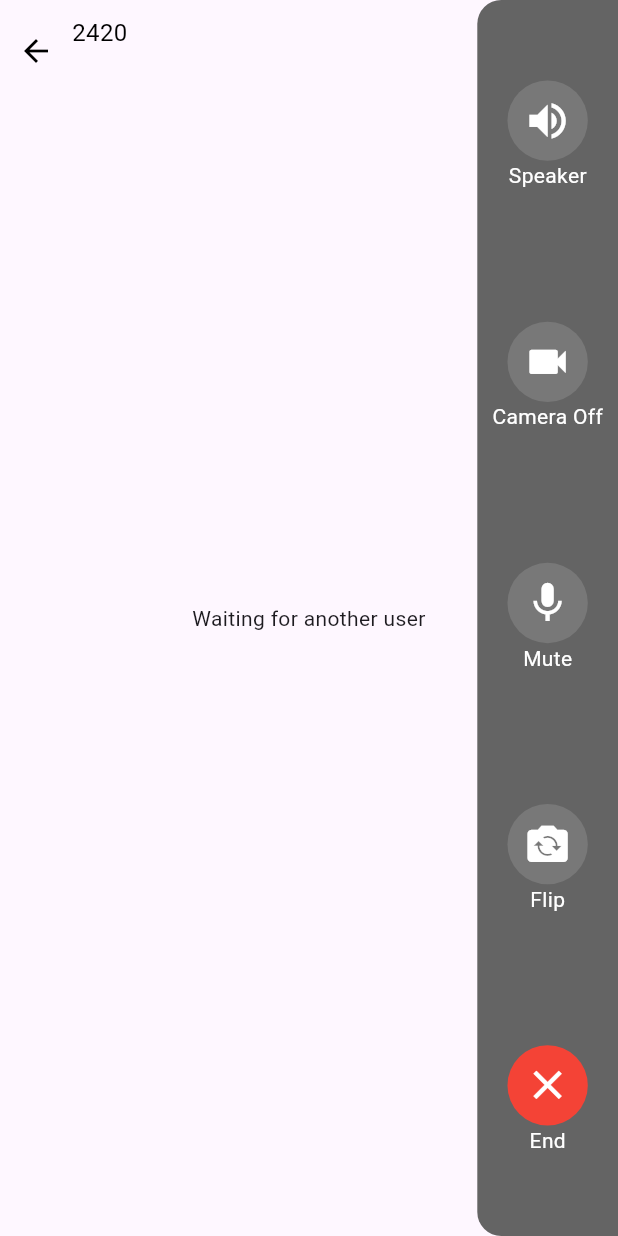
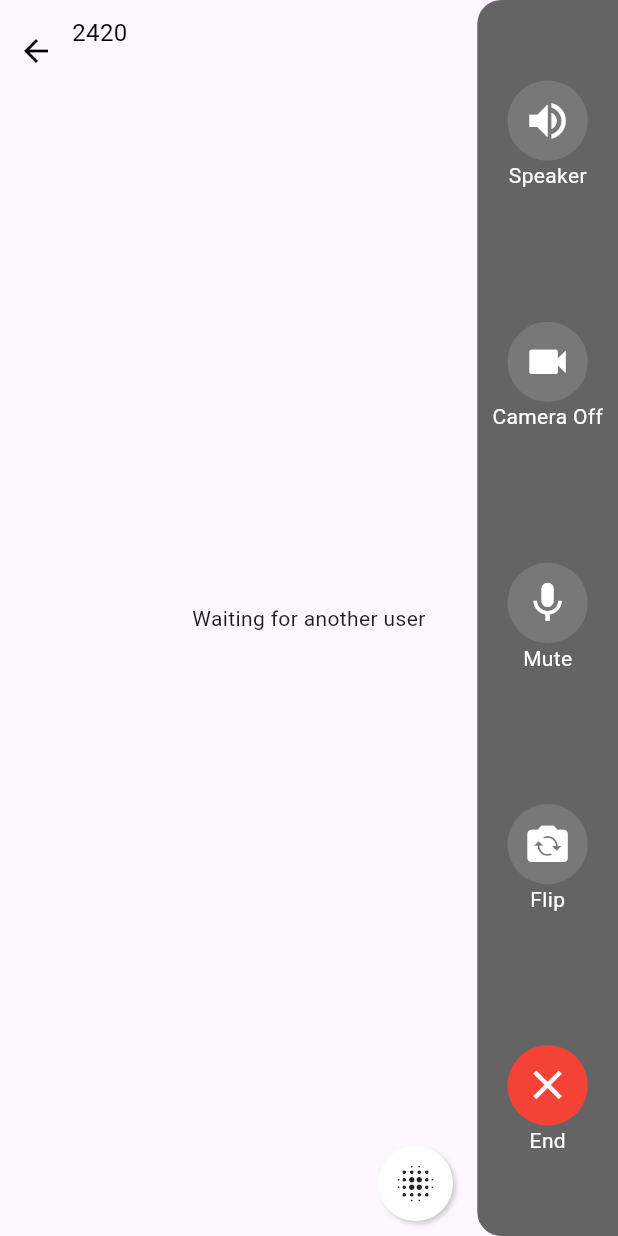
Before and after one commit to bedoyalejandra/leanware_assessment, a Flutter app: the CallPage screen opened directly, on a phone screen of 412 x 824 dp. Run offline on Flutter 3.47's test engine with Material 3 defaults, Android fonts, the phone set to English and light mode, and no system bars; our stand-ins replace firebase_auth, firebase_core, native_device_orientation, permission_handler; missing offline and left inert: agora_rtc_engine; accounts and stored records are empty.

Commit message:
Added blur background feature to call controller and UI

```diff
--- a/lib/pages/call_page.dart
+++ b/lib/pages/call_page.dart
@@ -199,6 +199,48 @@ class _CallPageState extends State<CallPage> {
                 ],
               ),
             ),
+            Positioned(
+              bottom: orientation == NativeDeviceOrientation.portraitUp
+                  ? 150 + bottomPadding
+                  : 10,
+              right: orientation == NativeDeviceOrientation.portraitUp
+                  ? 10
+                  : orientation == NativeDeviceOrientation.landscapeRight
+                      ? controllersHeight + MediaQuery.of(context).padding.left
+                      : controllersHeight,
+              child: Row(
+                children: [
+                  const SizedBox(width: 10),
+                  GestureDetector(
+                    onTap: controller.switchOnBlur,
+                    child: Container(
+                      height: 50,
+                      width: 50,
+                      decoration: BoxDecoration(
+                        color: Colors.white,
+                        shape: BoxShape.circle,
+                        boxShadow: [
+                          BoxShadow(
+                            color: const Color.fromARGB(255, 159, 159, 159)!
+                                .withOpacity(0.5),
+                            blurRadius: 2,
+                            offset: const Offset(2, 2),
+                          ),
+                        ],
+                      ),
+                      child: Center(
+                        child: Icon(
+                          controller.blurBackground
+                              ? Icons.blur_off
+                              : Icons.blur_on,
+                          size: 30,
+                        ),
+                      ),
+                    ),
+                  ),
+                ],
+              ),
+            ),
             if (orientation == NativeDeviceOrientation.portraitUp)
               _bottomControls(buttonSize)
             else
@@ -338,6 +380,7 @@ class _CallPageState extends State<CallPage> {
               cameraButton(controller, buttonSize),
               muteButton(controller, buttonSize),
               flipButton(controller, buttonSize),
+              // blurButton(controller, buttonSize),
               hangUpButton(controller, buttonSize),
             ],
           ),
```
Also changed, not shown: lib/controllers/call_controller.dart (+37 -0 lines), lib/widgets/call_controlls.dart (+25 -0 lines).
